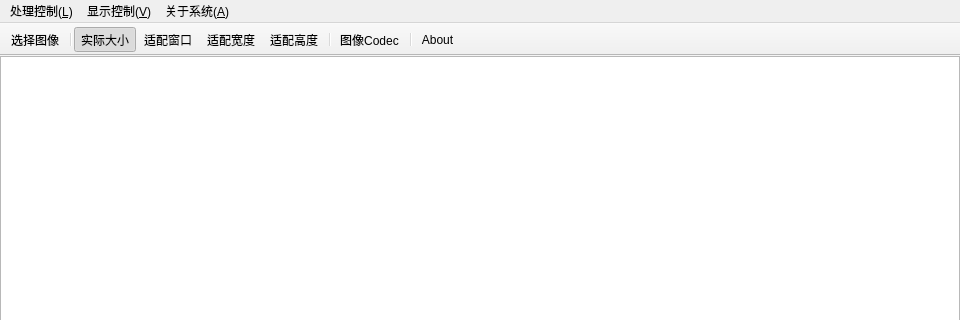
First picture: the form in src/mainwindow.ui, repository lutianen/Ziwi, before the edit; both pictures show x 0 to 960 and y 0 to 320 of the 960 by 540 pixel window.
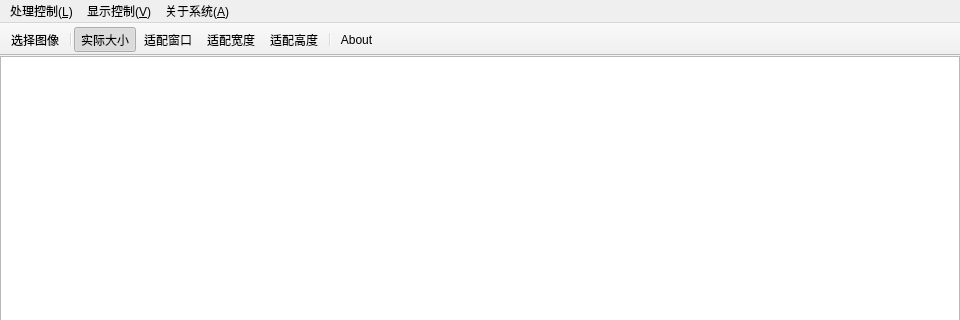
Second picture: the form after the edit.

Commit message: Remove "图像 Codec"

The edit to the form file:
```diff
--- a/src/mainwindow.ui
+++ b/src/mainwindow.ui
@@ -68,8 +68,6 @@
    <addaction name="actionFitWidth"/>
    <addaction name="actionFitHeight"/>
    <addaction name="separator"/>
-   <addaction name="actionCodec"/>
-   <addaction name="separator"/>
    <addaction name="actionAbout"/>
   </widget>
   <widget class="QMenuBar" name="menubar">
```
Left out of the diff: 3 changed lines with no effect on the pictures. The commit also changes 4 other files.
